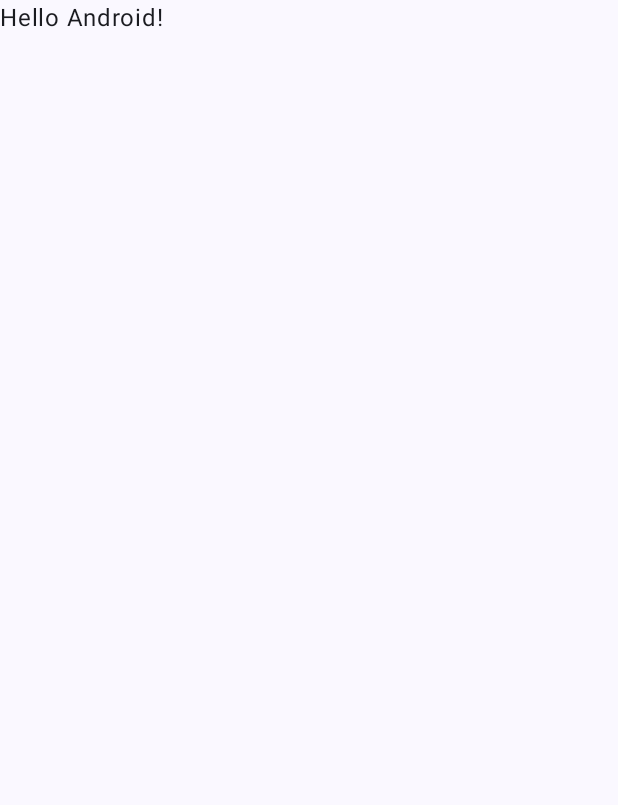
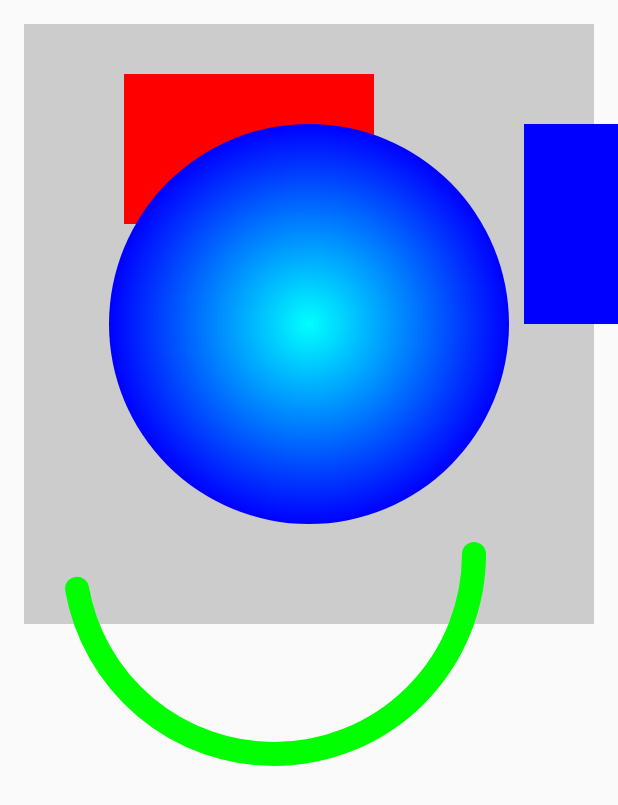
Before and after one commit to Vaibhav2002/Canvas-JetpackCompose, an Android app built with Jetpack Compose: the screen it shows after launch (MainActivity), on a phone screen of 412 x 824 dp. Before the commit the part shown is almost empty. Shown: the top 805 px of the screen. Run offline under Robolectric (Android 15) with nearby library versions, the phone set to English and light mode, and no system bars.

Commit message:
Shapes Screen Designed

```diff
--- a/app/src/main/java/dev/vaibhav/canvasCompose/MainActivity.kt
+++ b/app/src/main/java/dev/vaibhav/canvasCompose/MainActivity.kt
@@ -4,12 +4,8 @@ import android.os.Bundle
 import androidx.activity.ComponentActivity
 import androidx.activity.compose.setContent
 import androidx.compose.foundation.layout.fillMaxSize
-import androidx.compose.material3.MaterialTheme
-import androidx.compose.material3.Surface
-import androidx.compose.material3.Text
-import androidx.compose.runtime.Composable
 import androidx.compose.ui.Modifier
-import androidx.compose.ui.tooling.preview.Preview
+import dev.vaibhav.canvasCompose.ui.screens.ShapesScreen
 import dev.vaibhav.canvasCompose.ui.theme.CanvasComposeTheme
 
 class MainActivity : ComponentActivity() {
@@ -17,27 +13,8 @@ class MainActivity : ComponentActivity() {
         super.onCreate(savedInstanceState)
         setContent {
             CanvasComposeTheme {
-                // A surface container using the 'background' color from the theme
-                Surface(
-                    modifier = Modifier.fillMaxSize(),
-                    color = MaterialTheme.colorScheme.background
-                ) {
-                    Greeting("Android")
-                }
+                ShapesScreen(modifier = Modifier.fillMaxSize())
             }
         }
     }
 }
-
-@Composable
-fun Greeting(name: String) {
-    Text(text = "Hello $name!")
-}
-
-@Preview(showBackground = true)
-@Composable
-fun DefaultPreview() {
-    CanvasComposeTheme {
-        Greeting("Android")
-    }
-}
--- /dev/null
+++ b/app/src/main/java/dev/vaibhav/canvasCompose/ui/components/Shapes.kt
@@ -0,0 +1,55 @@
+package dev.vaibhav.canvasCompose.ui.components
+
+import androidx.compose.ui.geometry.Offset
+import androidx.compose.ui.geometry.Size
+import androidx.compose.ui.graphics.Brush
+import androidx.compose.ui.graphics.Color
+import androidx.compose.ui.graphics.StrokeCap
+import androidx.compose.ui.graphics.drawscope.DrawScope
+import androidx.compose.ui.graphics.drawscope.Stroke
+
+fun DrawScope.rectangle(offset: Offset, size: Size) {
+    drawRect(
+        color = Color.Red,
+        topLeft = offset,
+        size = size,
+    )
+}
+
+fun DrawScope.square(offset: Offset, size: Size) {
+    drawRect(
+        color = Color.Blue,
+        topLeft = offset,
+        size = size,
+    )
+}
+
+fun DrawScope.circle(center: Offset, radius: Float) {
+    drawCircle(
+        brush = Brush.radialGradient(
+            colors = listOf(Color.Cyan, Color.Blue),
+            center = center,
+            radius = radius
+        ),
+        radius = radius,
+        center = center,
+    )
+}
+
+fun DrawScope.arc(
+    color: Color,
+    offset: Offset,
+    angle: Float,
+    strokeWidth: Float,
+    size: Size
+) {
+    drawArc(
+        color = color,
+        startAngle = 0f,
+        sweepAngle = angle,
+        useCenter = false,
+        size = size,
+        topLeft = offset,
+        style = Stroke(width = strokeWidth, cap = StrokeCap.Round)
+    )
+}
--- /dev/null
+++ b/app/src/main/java/dev/vaibhav/canvasCompose/ui/screens/ShapesScreen.kt
@@ -0,0 +1,41 @@
+package dev.vaibhav.canvasCompose.ui.screens
+
+import androidx.compose.foundation.Canvas
+import androidx.compose.foundation.background
+import androidx.compose.foundation.layout.Box
+import androidx.compose.foundation.layout.padding
+import androidx.compose.foundation.layout.size
+import androidx.compose.runtime.Composable
+import androidx.compose.ui.Modifier
+import androidx.compose.ui.geometry.Offset
+import androidx.compose.ui.geometry.Size
+import androidx.compose.ui.graphics.Color
+import androidx.compose.ui.unit.dp
+import dev.vaibhav.canvasCompose.ui.components.arc
+import dev.vaibhav.canvasCompose.ui.components.circle
+import dev.vaibhav.canvasCompose.ui.components.rectangle
+import dev.vaibhav.canvasCompose.ui.components.square
+
+@Composable
+fun ShapesScreen(
+    modifier: Modifier = Modifier
+) {
+    Box(modifier = modifier.padding(16.dp)) {
+        Canvas(
+            modifier = Modifier
+                .size(400.dp, 400.dp)
+                .background(Color.LightGray)
+        ) {
+            rectangle(offset = Offset(100f, 50f), size = Size(250f, 150f))
+            square(offset = Offset(500f, 100f), size = Size(200f, 200f))
+            circle(center, 200f)
+            arc(
+                color = Color.Green,
+                offset = Offset(50f, 220.dp.toPx()),
+                angle = 170f,
+                strokeWidth = 16.dp.toPx(),
+                size = Size(400f, 400f)
+            )
+        }
+    }
+}
```
